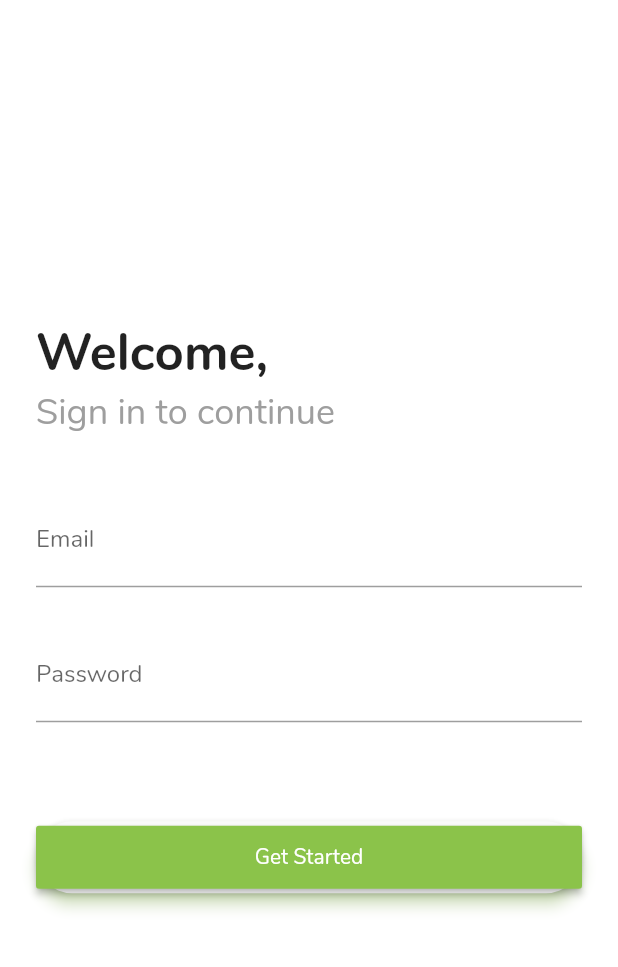
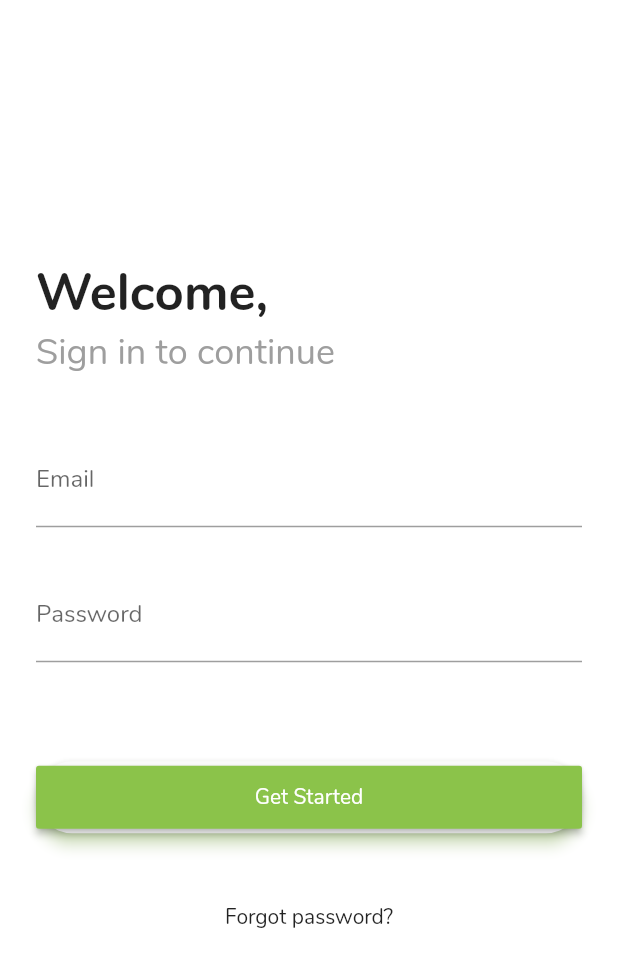
Before and after one commit to BrunoRamosBento/AdoptMe, a Flutter app: the screen it shows after launch, on a phone screen of 412 x 824 dp. Shown: the top 967 px of the screen. Run offline on Flutter 3.47's test engine with Material 2 defaults, Android fonts, the phone set to English and light mode, and no system bars.

Commit message:
:lipstick: Added a forgot button below the get started button on login screen

```diff
--- a/lib/pages/login_page.dart
+++ b/lib/pages/login_page.dart
@@ -1,7 +1,6 @@
 import 'package:flutter/material.dart';
 
 class LoginPage extends StatefulWidget {
-  static String tag = 'login-page';
 
   @override
   _LoginPageState createState() => new _LoginPageState();
@@ -20,11 +19,12 @@ class _LoginPageState extends State<LoginPage> {
       ),
     );
 
-    final logo_bottom = Container(
+    final logoBottom = Container(
       child: Text(
         'Sign in to continue',
         textAlign: TextAlign.left,
-        style: TextStyle(color: Colors.grey, fontSize: 24.0, fontWeight: FontWeight.normal),
+        style: TextStyle(
+            color: Colors.grey, fontSize: 24.0, fontWeight: FontWeight.normal),
       ),
     );
 
@@ -62,6 +62,10 @@ class _LoginPageState extends State<LoginPage> {
             height: 42.0,
             onPressed: () {
               if (_formKey.currentState.validate()) {
+                Scaffold
+                    .of(context)
+                    .showSnackBar(SnackBar(content: Text("Validate")));
+              } else {
                 Navigator.pushNamed(context, '/home');
               }
             },
@@ -71,6 +75,14 @@ class _LoginPageState extends State<LoginPage> {
             child: Text('Get Started'),
           ),
         ));
+
+    final forgotButton = Padding(
+      padding: EdgeInsets.symmetric(vertical: 16.0),
+      child: FlatButton(
+        onPressed: () {},
+        child: Text('Forgot password?'),
+      ),
+    );
 
     return Scaffold(
         backgroundColor: Colors.white,
@@ -82,13 +94,14 @@ class _LoginPageState extends State<LoginPage> {
             padding: EdgeInsets.only(left: 24.0, right: 24.0),
             children: <Widget>[
               logo,
-              logo_bottom,
+              logoBottom,
               SizedBox(height: 38.0),
               email,
               SizedBox(height: 28.0),
               password,
               SizedBox(height: 50.0),
-              loginButton
+              loginButton,
+              forgotButton
             ],
           )),
         ));
```
